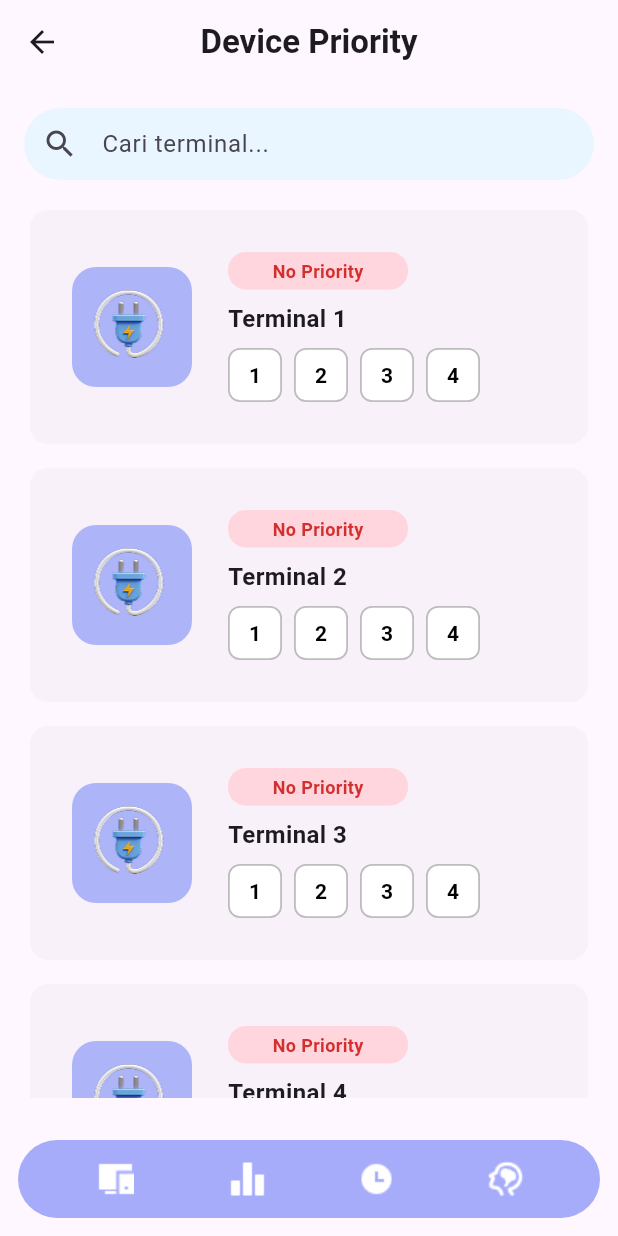
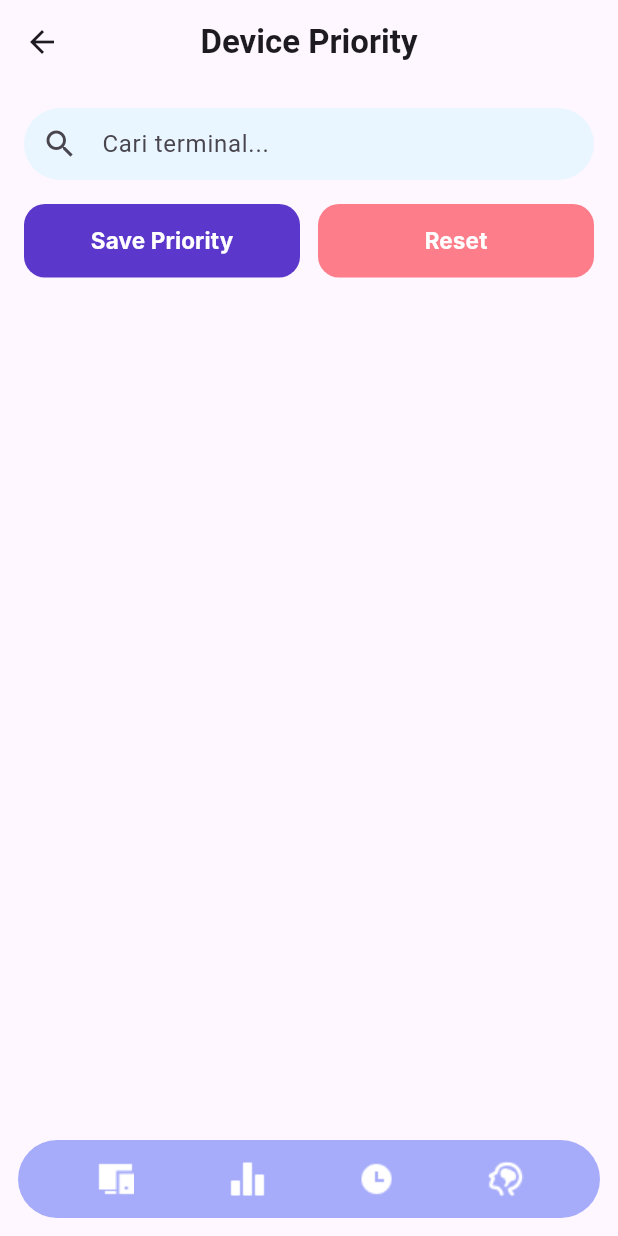
Before and after one commit to Johntor12/frontend_capstone, a Flutter app: the screen it shows after launch, after a tap on "Device Priority", on a phone screen of 412 x 824 dp. Run offline on Flutter 3.47's test engine with Material 3 defaults, Android fonts, the phone set to English and light mode, and no system bars; our stand-ins replace fl_chart, supabase_flutter; accounts and stored records are empty; network calls fail; Roboto replaces fonts that are missing (Inter).

Commit message:
Add save and reset priority when user setting

```diff
--- a/lib/presentation/pages/list_terminal.dart
+++ b/lib/presentation/pages/list_terminal.dart
@@ -21,13 +21,38 @@ class _TerminalListPageState extends State<TerminalListPage> {
   @override
   void initState() {
     super.initState();
-    _terminals = List.generate(4, (index) {
-      return Terminal(
-        id: 'terminal_${index + 1}',
-        title: 'Terminal ${index + 1}',
-        imagePath: 'lib/assets/images/terminal_icon.png',
+    _fetchTerminals();
+  }
+
+  Future<void> _fetchTerminals() async {
+    try {
+      final res = await http.get(
+        Uri.parse("http://10.0.2.2:3000/api/terminals"),
       );
-    });
+      if (res.statusCode == 200) {
+        final data = jsonDecode(res.body);
+        setState(() {
+          _terminals = (data['data'] as List)
+              .map(
+                (e) => Terminal(
+                  id: e['terminalId'].toString(),
+                  title: "Terminal ${e['terminalId']}",
+                  imagePath: "lib/assets/images/terminal_icon.png",
+                  isOn:
+                      (e['terminalStatus']?.toString().toLowerCase() ??
+                          'off') ==
+                      'on',
+                  priorityOrder: e['terminalPriority'] == 0
+                      ? null
+                      : int.tryParse(e['terminalPriority'].toString()),
+                ),
+              )
+              .toList();
+        });
+      }
+    } catch (e) {
+      debugPrint("fetch error: $e");
+    }
   }
 
   @override
@@ -117,6 +142,83 @@ class _TerminalListPageState extends State<TerminalListPage> {
                 ),
               ),
               const SizedBox(height: 16),
+              Row(
+                children: [
+                  Expanded(
+                    child: ElevatedButton(
+                      style: ElevatedButton.styleFrom(
+                        backgroundColor: const Color(0xFF5B38CB), // ungu benar
+                        shape: RoundedRectangleBorder(
+                          borderRadius: BorderRadius.circular(14),
+                        ),
+                        padding: const EdgeInsets.symmetric(vertical: 14),
+                        elevation: 0,
+                      ),
+                      onPressed: () async {
+                        Map<String, int?> map = {};
+                        for (var t in _terminals) {
+                          map[t.id] = t.priorityOrder;
+                        }
+                        final res = await http.post(
+                          Uri.parse(
+                            "http://10.0.2.2:3000/api/terminals/savePrioritiesAutoFill",
+                          ),
+                          headers: {'Content-Type': 'application/json'},
+                          body: jsonEncode(map),
+                        );
+                        if (res.statusCode == 200) {
+                          ScaffoldMessenger.of(context).showSnackBar(
+                            const SnackBar(content: Text("Saved")),
+                          );
+                          await _fetchTerminals();
+                        }
+                      },
+                      child: const Text(
+                        "Save Priority",
+                        style: TextStyle(
+                          fontFamily: "Inter",
+                          fontWeight: FontWeight.w700,
+                          fontSize: 15,
+                          color: Colors.white,
+                        ),
+                      ),
+                    ),
+                  ),
+
+                  const SizedBox(width: 12),
+
+                  Expanded(
+                    child: ElevatedButton(
+                      style: ElevatedButton.styleFrom(
+                        backgroundColor: const Color(0xFFFD7D8A), // pink benar
+                        shape: RoundedRectangleBorder(
+                          borderRadius: BorderRadius.circular(14),
+                        ),
+                        padding: const EdgeInsets.symmetric(vertical: 14),
+                        elevation: 0,
+                      ),
+                      onPressed: () async {
+                        await http.post(
+                          Uri.parse(
+                            "http://10.0.2.2:3000/api/terminals/resetPriorities",
+                          ),
+                        );
+                        await _fetchTerminals();
+                      },
+                      child: const Text(
+                        "Reset",
+                        style: TextStyle(
+                          fontFamily: "Inter",
+                          fontWeight: FontWeight.w700,
+                          fontSize: 15,
+                          color: Colors.white,
+                        ),
+                      ),
+                    ),
+                  ),
+                ],
+              ),
+
               Expanded(
                 child: ListView.separated(
                   itemCount: _filtered.length,
```
